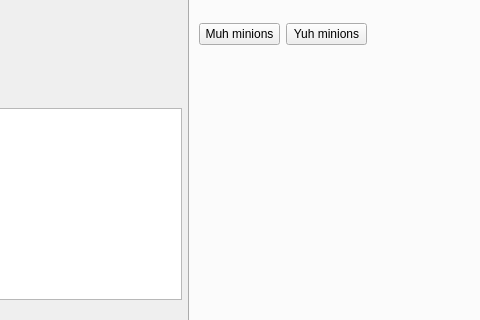
This is Game/mapwindow.ui in Kujanenj/ohjelmointi3 as Qt 5 draws it before an edit; both pictures show x 345 to 825 and y 115 to 435 of the 1019 by 660 pixel window. The edited form follows.
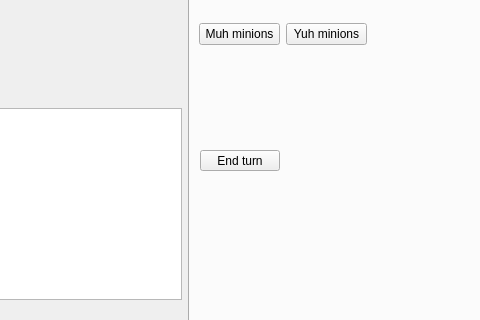
This is the edited form.

Commit message: started a new class called Turn. Turn handles turn activities with gameEventHandler. Added safeguards so you cant use the other players minions while its not your turn.

What changed in the file:
```diff
--- a/Game/mapwindow.ui
+++ b/Game/mapwindow.ui
@@ -81,6 +81,19 @@
          </item>
         </layout>
        </widget>
+       <widget class="QPushButton" name="endTurnButton">
+        <property name="geometry">
+         <rect>
+          <x>10</x>
+          <y>230</y>
+          <width>80</width>
+          <height>21</height>
+         </rect>
+        </property>
+        <property name="text">
+         <string>End turn</string>
+        </property>
+       </widget>
       </widget>
       <widget class="QWidget" name="tab_2">
        <attribute name="title">
```
The commit also changes 14 other files.
